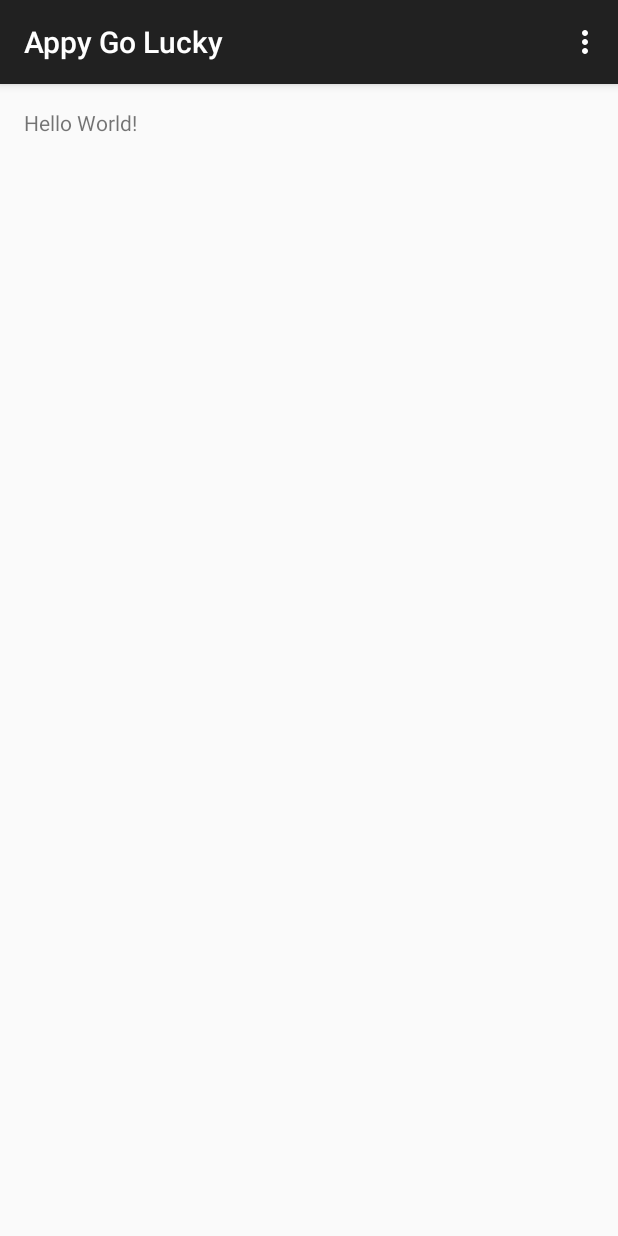
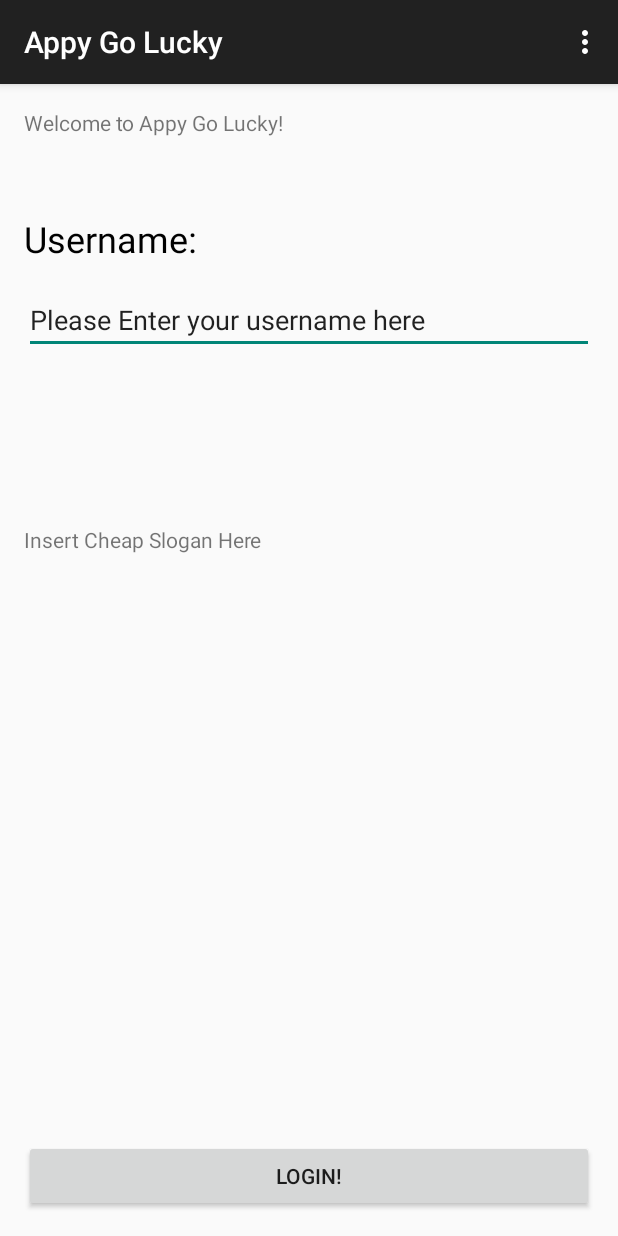
Before and after one commit to erichsueh/CMPUT301F16T03-D01, an Android app: the screen it shows after launch (MainActivity), on a phone screen of 412 x 824 dp. Run offline under Robolectric (Android 15) with nearby library versions, the phone set to English and light mode, and no system bars.

Commit message:
Basic outline for GUI done, heading to work, when i come back I'll connect all of the pages and get these buttons working... well most of them

```diff
--- a/app/src/main/res/layout/activity_main.xml
+++ b/app/src/main/res/layout/activity_main.xml
@@ -9,8 +9,53 @@
     android:paddingTop="@dimen/activity_vertical_margin"
     tools:context="com.example.ehsueh.appygolucky.MainActivity">
 
-    <TextView
+    <Button
+        android:text="Login!"
         android:layout_width="wrap_content"
         android:layout_height="wrap_content"
-        android:text="Hello World!" />
+        android:id="@+id/EditProfileButton"
+        android:layout_alignParentBottom="true"
+        android:layout_alignParentStart="true"
+        android:layout_alignParentEnd="true" />
+
+    <TextView
+        android:text="Welcome to Appy Go Lucky!"
+        android:layout_width="wrap_content"
+        android:layout_height="wrap_content"
+        android:layout_alignParentTop="true"
+        android:layout_alignParentStart="true"
+        android:id="@+id/textView5" />
+
+    <TextView
+        android:text="Insert Cheap Slogan Here"
+        android:layout_width="wrap_content"
+        android:layout_height="wrap_content"
+        android:layout_marginTop="114dp"
+        android:id="@+id/textView"
+        android:layout_below="@+id/UsernameInputTxt"
+        android:layout_alignParentStart="true" />
+
+    <TextView
+        android:text="Username:"
+        android:layout_width="wrap_content"
+        android:layout_height="wrap_content"
+        android:id="@+id/textView4"
+        android:textAppearance="@style/TextAppearance.AppCompat.Base.SearchResult.Title"
+        android:textSize="24sp"
+        android:layout_marginTop="51dp"
+        android:layout_below="@+id/textView5"
+        android:layout_alignParentStart="true" />
+
+    <EditText
+        android:layout_width="wrap_content"
+        android:layout_height="wrap_content"
+        android:inputType="textPersonName"
+        android:text="Please Enter your username here"
+        android:ems="10"
+        android:id="@+id/UsernameInputTxt"
+        android:layout_marginTop="15dp"
+        android:layout_below="@+id/textView4"
+        android:layout_alignParentStart="true"
+        android:layout_alignParentEnd="true" />
+
 </RelativeLayout>
--- a/app/src/main/res/values/strings.xml
+++ b/app/src/main/res/values/strings.xml
@@ -1,4 +1,5 @@
 <resources>
     <string name="app_name">Appy Go Lucky</string>
     <string name="action_settings">Settings</string>
+    <string name="title_activity_rider_request_list">RiderRequestList</string>
 </resources>
```
Also changed, not shown: app/src/main/AndroidManifest.xml (+9 -2 lines), app/src/main/java/com/example/ehsueh/appygolucky/DriverPending.java (added, +20 -0 lines), app/src/main/java/com/example/ehsueh/appygolucky/HomePage.java (added, +16 -0 lines), app/src/main/java/com/example/ehsueh/appygolucky/ListDriversChoose.java (added, +20 -0 lines), app/src/main/java/com/example/ehsueh/appygolucky/RiderRequestList.java (added, +21 -0 lines), app/src/main/java/com/example/ehsueh/appygolucky/SearchPage.java (added, +22 -0 lines), app/src/main/res/layout/activity_driver_pending.xml (added, +37 -0 lines), app/src/main/res/layout/activity_home_page.xml (added, +58 -0 lines), app/src/main/res/layout/activity_list_drivers_choose.xml (added, +37 -0 lines), app/src/main/res/layout/activity_rider_request_list.xml (added, +47 -0 lines), app/src/main/res/layout/activity_search_page.xml (added, +57 -0 lines).
